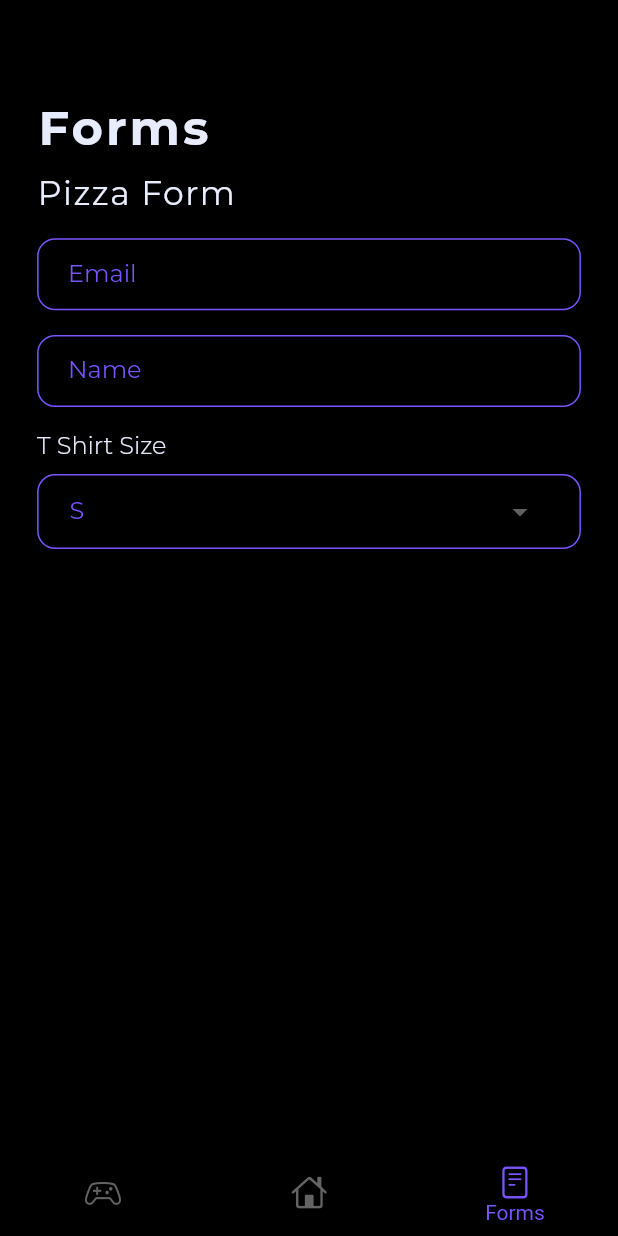
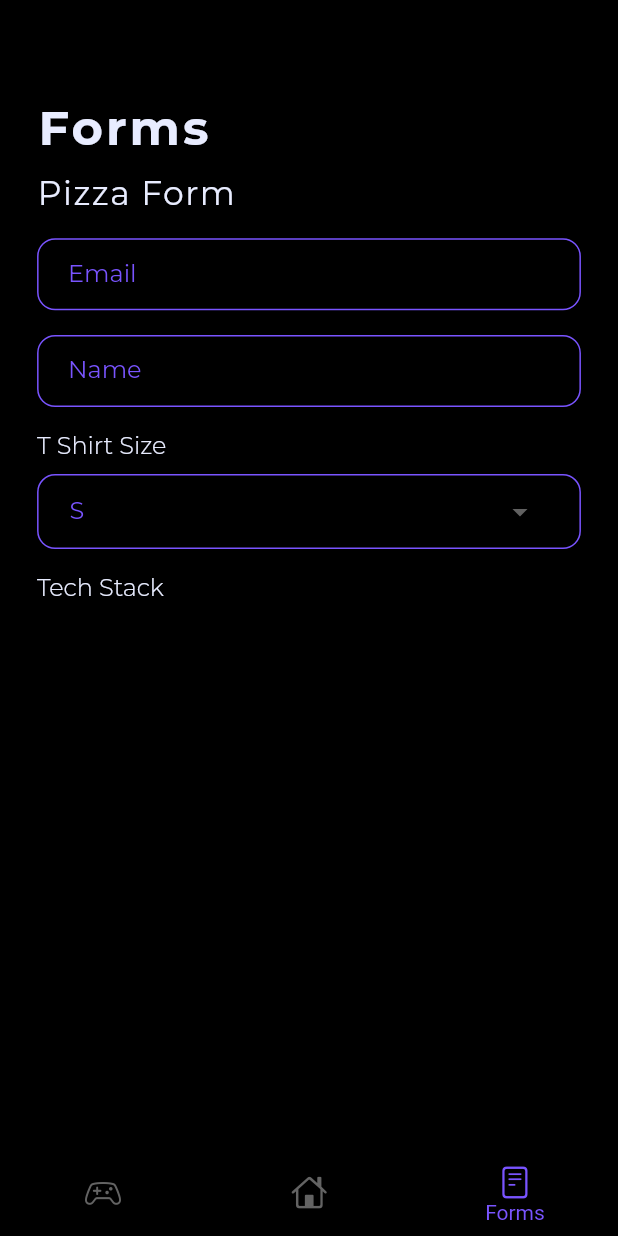
Before and after one commit to CodeChefVIT/DEVSOC21-App, a Flutter app: the screen it shows after launch, item 3 of the bottom bar chosen, on a phone screen of 412 x 824 dp. Run offline on Flutter 3.47's test engine with Material 2 defaults, Android fonts, the phone set to English and light mode, and no system bars; our stand-ins replace dotted_border, flutter_svg, get, google_fonts, pull_to_refresh, timelines and 1 more; project files that could hold a hidden picture were left out.

```diff
--- a/devsoc_app/lib/screens/formScreen.dart
+++ b/devsoc_app/lib/screens/formScreen.dart
@@ -183,7 +183,18 @@ class _FormsState extends State<Forms> {
                               ],
                             )
                           : question["type"] == "checkbox"
-                              ? Container()
+                              ? Column(
+                                  crossAxisAlignment: CrossAxisAlignment.start,
+                                  children: [
+                                    Text(
+                                      question["question"],
+                                      style: t.smallText,
+                                    ),
+                                    SizedBox(
+                                      height: s.hHelper(1),
+                                    ),
+                                  ],
+                                )
                               : Container(),
               ],
             ),
```
